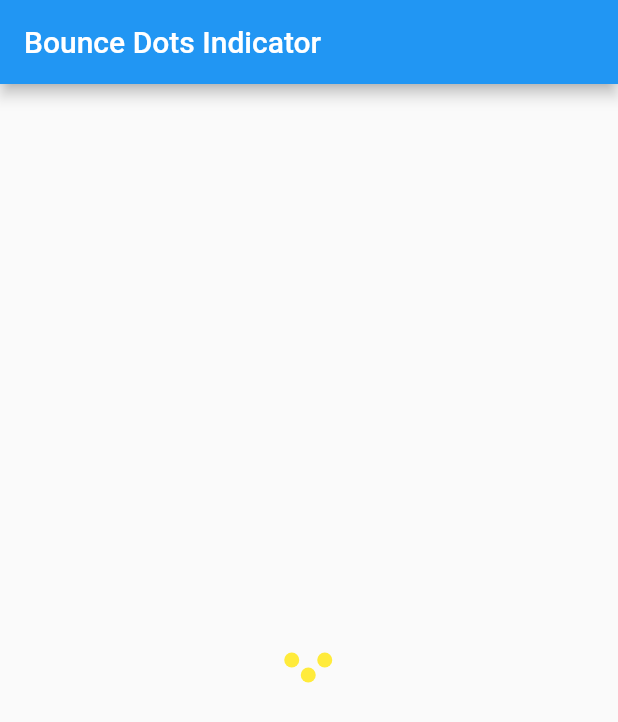
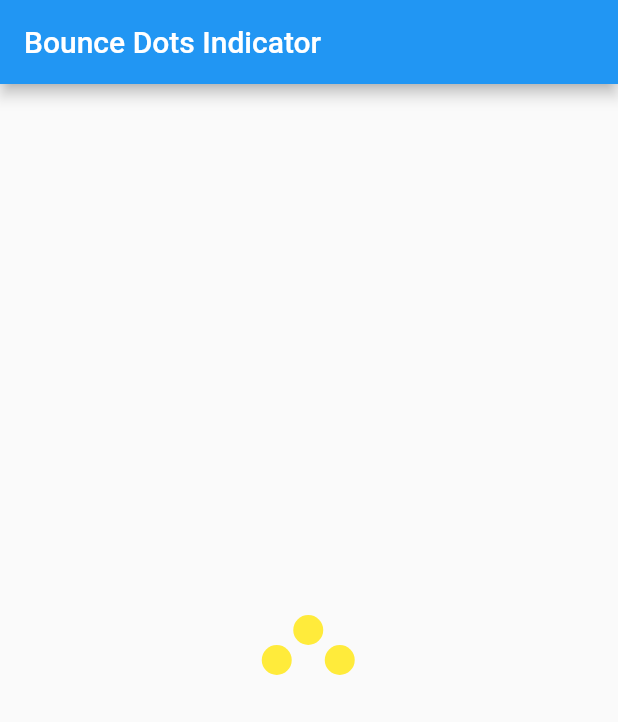
Before and after one commit to yuta-akazawa/flutter_practice, a Flutter app: the screen it shows after launch, on a phone screen of 412 x 824 dp. Shown: the top 722 px of the screen. Run offline on Flutter 3.47's test engine with Material 2 defaults, Android fonts, the phone set to English and light mode, and no system bars; our stand-ins replace after_layout, bloc, cached_network_image, equatable, flutter_bloc, google_maps_flutter and 1 more; generated files the repository leaves out were written again.

Commit message:
cocoda indicator

```diff
--- a/prc_bounce_indicator/lib/bounce_dot.dart
+++ b/prc_bounce_indicator/lib/bounce_dot.dart
@@ -11,10 +11,10 @@ class BounceDot extends AnimatedWidget {
     print('bounce: ${animation.value}');
 
     return Transform.translate(
-      offset: Offset(0, animation.value),
+      offset: Offset(0, -animation.value),
       child: Container(
-        width: 10,
-        height: 10,
+        width: 20,
+        height: 20,
         decoration: BoxDecoration(
           shape: BoxShape.circle,
           color: Colors.yellow
@@ -26,7 +26,7 @@ class BounceDot extends AnimatedWidget {
 
 class BounceDotsIndicator extends StatefulWidget {
   final double beginTweenValue = 0.0;
-  final double endTweenValue = 10.0;
+  final double endTweenValue = 20.0;
   @override
   _BounceDotsIndicatorState createState() => _BounceDotsIndicatorState();
 }
```
